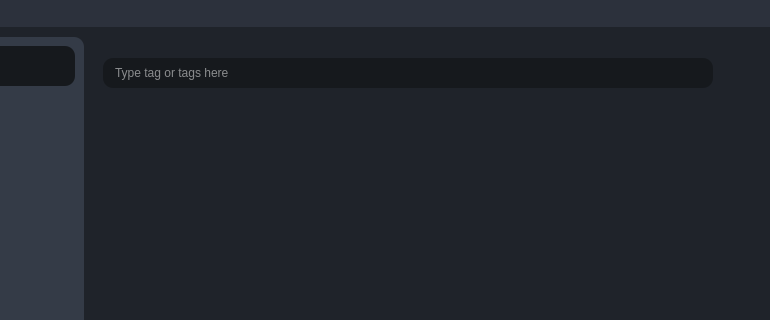
Qt form UI/Ui_MainWindow.ui (andreikin/asset_browser) before a commit; both pictures show x 297 to 1067 and y 0 to 320 of the 1067 by 786 pixel window.
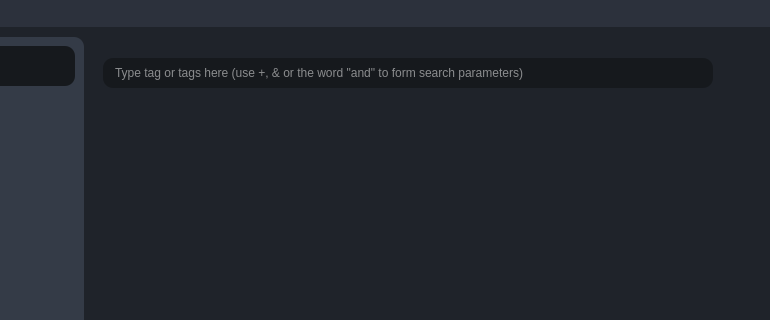
The same form after that commit. The open tabs and pages were chosen to show the change. Icons and pictures are not drawn.

Commit message: fixed asset image display error, search improved

The edit to the form file:
```diff
--- a/UI/Ui_MainWindow.ui
+++ b/UI/Ui_MainWindow.ui
@@ -2511,7 +2511,10 @@
                 </size>
                </property>
                <property name="placeholderText">
-                <string>Type tag or tags here</string>
+                <string>Type tag or tags here (use +, &amp; or the word &quot;and&quot; to form search parameters)</string>
+               </property>
+               <property name="clearButtonEnabled">
+                <bool>true</bool>
                </property>
               </widget>
              </item>
```
Left out of the diff: 6 changed lines with no effect on the pictures. The commit also changes 4 other files.
